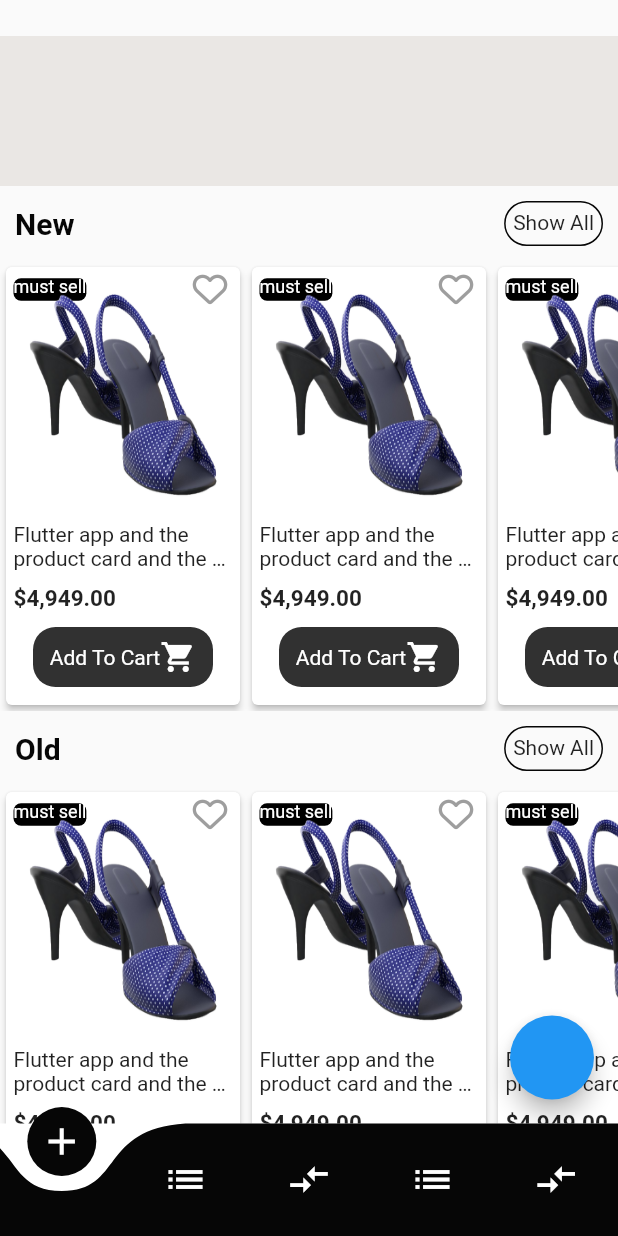
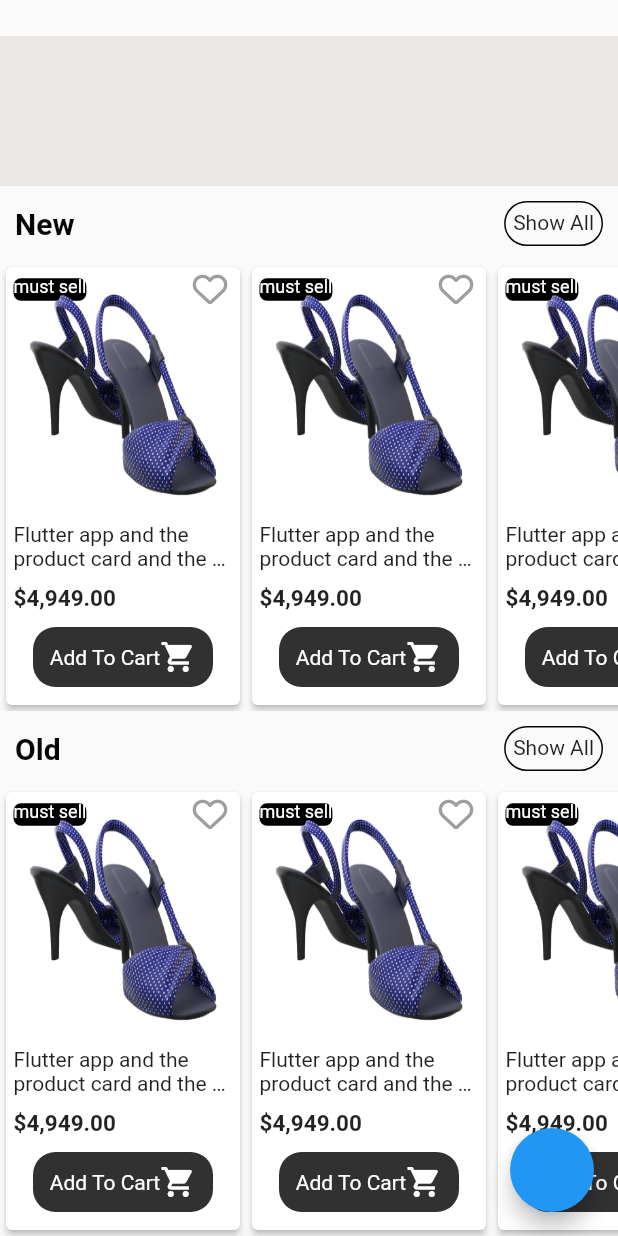
Before and after one commit to Husseinadq/lotus-mobile, a Flutter app: the HomeScreen screen opened directly, scrolled down 251 dp, on a phone screen of 412 x 824 dp. Run offline on Flutter 3.47's test engine with Material 2 defaults, Android fonts, the phone set to English and light mode, and no system bars; drawn by our look-alikes of curved_navigation_bar; our stand-ins replace dots_indicator, font_awesome_flutter, get; network calls fail.

```diff
--- a/lib/controller/category_controller.dart
+++ b/lib/controller/category_controller.dart
@@ -25,7 +25,7 @@ class CategoryController extends GetxController {
         (element) {
           print(element.id);
           print(element.name);
-        },
+        } ,
       );
       update();
     }
--- a/lib/pages/cart_screen.dart
+++ b/lib/pages/cart_screen.dart
@@ -1,4 +1,5 @@
 import 'package:flutter/material.dart';
+import 'package:get/get.dart';
 import 'package:lotus/utils/colors.dart';
 import 'package:lotus/widgets/big_text.dart';
 import 'package:lotus/widgets/product/product_cart_card.dart';
@@ -44,6 +45,8 @@ class CartScreen extends StatelessWidget {
           )
         ],
       ),
+            // bottomNavigationBar: NavigationBarWidget(index: 4 ,),
+
     );
   }
 }
--- a/lib/pages/home/home_screen.dart
+++ b/lib/pages/home/home_screen.dart
@@ -1,18 +1,11 @@
-import 'package:curved_navigation_bar/curved_navigation_bar.dart';
 import 'package:flutter/material.dart';
 import 'package:get/get.dart';
-import 'package:get/get_core/src/get_main.dart';
-import 'package:google_nav_bar/google_nav_bar.dart';
 import 'package:lotus/controller/category_controller.dart';
-import 'package:lotus/models/category_model.dart';
-import 'package:lotus/utils/colors.dart';
-import 'package:lotus/widgets/product/product_cart_card.dart';
 import 'package:lotus/widgets/slider.dart';
 
 import '../../widgets/app_bar/app_bar.dart';
 import '../../widgets/app_bar/app_drawer.dart';
 import '../../widgets/category_list_view.dart';
-import '../../widgets/product/product_card.dart';
 import '../../widgets/section.dart';
 
 class HomeScreen extends StatelessWidget {
@@ -47,40 +40,7 @@ class HomeScreen extends StatelessWidget {
           Get.find<CategoryController>().getAllCategories();
         },
       ),
-      bottomNavigationBar: CurvedNavigationBar(
-        onTap: (index) {
-          //Handle button tap
-        },
-        items: [
-          Icon(
-            Icons.add,
-            size: 30,
-            color: AppColors.primary,
-          ),
-          Icon(
-            Icons.list,
-            size: 30,
-            color: AppColors.primary,
-          ),
-          Icon(
-            Icons.compare_arrows,
-            size: 30,
-            color: AppColors.primary,
-          ),
-          Icon(
-            Icons.list,
-            size: 30,
-            color: AppColors.primary,
-          ),
-          Icon(
-            Icons.compare_arrows,
-            size: 30,
-            color: AppColors.primary,
-          ),
-        ],
-        backgroundColor: AppColors.primary,
-        color: AppColors.secondry,
-      ),
+
     );
   }
 }
--- a/lib/pages/profile/profile_screan.dart
+++ b/lib/pages/profile/profile_screan.dart
@@ -1,10 +1,12 @@
 import 'package:flutter/material.dart';
 import 'package:flutter/src/widgets/container.dart';
 import 'package:flutter/src/widgets/framework.dart';
+import 'package:get/get.dart';
 import 'package:lotus/utils/colors.dart';
 import 'package:lotus/utils/dimensions.dart';
 import 'package:lotus/widgets/big_text.dart';
 import 'package:lotus/widgets/small_text.dart';
+
 
 class ProfileScreen extends StatelessWidget {
   const ProfileScreen({super.key});
@@ -67,6 +69,7 @@ class ProfileScreen extends StatelessWidget {
           ],
         )),
       ),
+      // bottomNavigationBar: NavigationBarWidget(index: 3),
     );
   }
 
--- a/lib/routes/routes_helper.dart
+++ b/lib/routes/routes_helper.dart
@@ -2,27 +2,44 @@ import 'package:get/get.dart';
 import 'package:lotus/pages/cart_screen.dart';
 import 'package:lotus/pages/home/Main_shop_page.dart';
 import 'package:lotus/pages/home/home_screen.dart';
+import 'package:lotus/pages/profile/profile_screan.dart';
 
 import '../pages/product/product_detail.dart';
 
 class RouteHelper {
   static const String initial = "/";
-  static const String product_detail = "/product-detail";
+  static const String categories = "/categories";
+  static const String offers = "/offers";
+  static const String profile = "/profile";
   static const String cart = "/cart";
 
+  static const String productDetail = "/product-detail";
+
   static String getInitial() => '$initial';
-  static String getProductDetail(int productId) =>
-      '$product_detail?productId=$productId';
+  static String getCategories() => '$categories';
+  static String getOffers() => '$offers';
+  static String getProfile(int index) => '$profile?index=$index';
   static String getCart() => '$cart';
 
+  static String getProductDetail(int productId) =>
+      '$productDetail?productId=$productId';
+
   static List<GetPage> routes = [
-    GetPage(name: initial, page: () => HomeScreen()),
+    GetPage(name: initial, page: () => MainShopPage()),
+    GetPage(name: getCategories(), page: () => MainShopPage()),
+    GetPage(name: getOffers(), page: () => MainShopPage()),
     GetPage(
-        name: product_detail,
+        name: profile,
+        page: () {
+          var index = Get.parameters['index'];
+          return ProfileScreen();
+        }),
+    GetPage(name: cart, page: () => CartScreen()),
+    GetPage(
+        name: productDetail,
         page: () {
           var productId = Get.parameters['productId'];
           return ProductDetail();
         }),
-    GetPage(name: cart, page: () => CartScreen())
   ];
 }
--- a/lib/widgets/product/product_card.dart
+++ b/lib/widgets/product/product_card.dart
@@ -28,7 +28,7 @@ class ProductCard extends StatelessWidget {
             borderRadius: BorderRadius.circular(Dimensions.radius15)),
         child: GestureDetector(
           onTap: () {
-            Get.toNamed(RouteHelper.product_detail);
+            Get.toNamed(RouteHelper.productDetail);
           },
           child: Column(children: [
             Stack(children: [
```
Also changed, not shown: lib/main.dart (+9 -10 lines), lib/pages/home/Main_shop_page.dart (+54 -5 lines), lib/controller/cart_controller.dart (line endings or trailing spaces).
